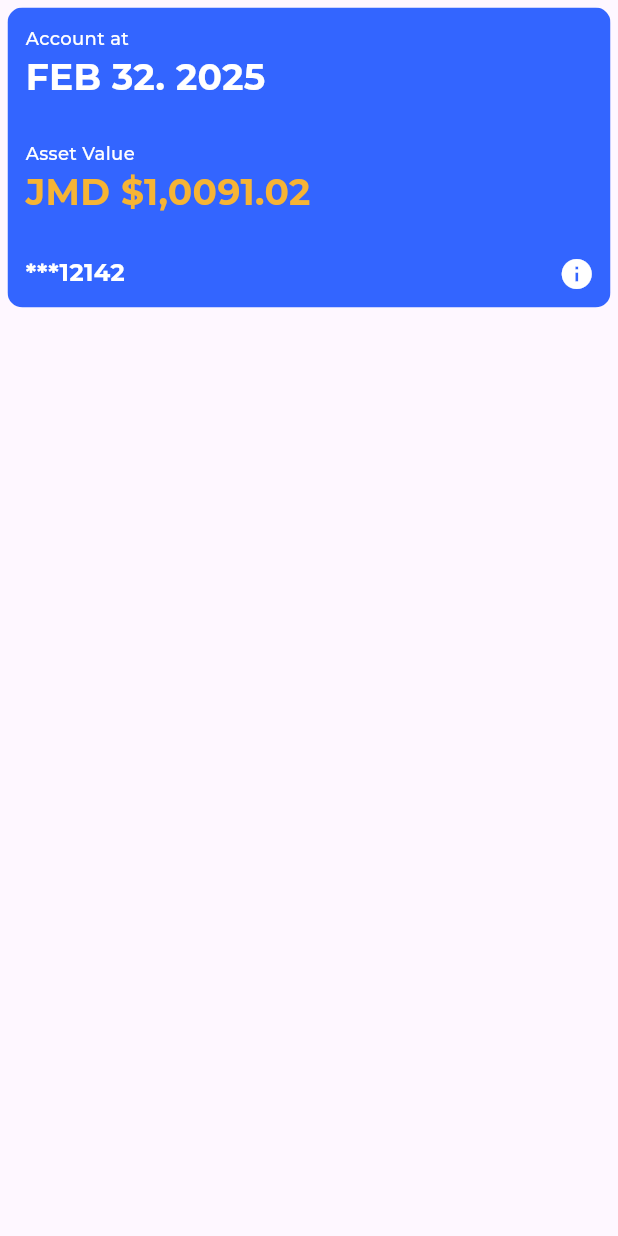
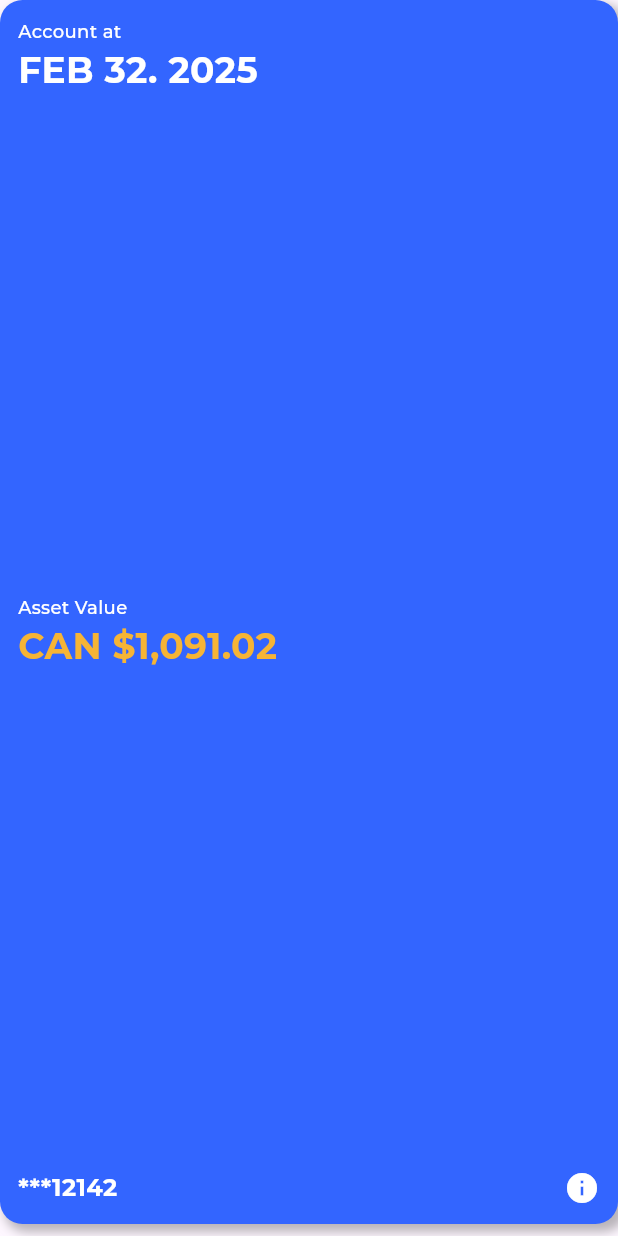
Before and after one commit to sirrom2005/proven_wealth, a Flutter app: the AccountCard widget shown alone on an empty page, opened directly, on a phone screen of 412 x 824 dp. Run offline on Flutter 3.47's test engine with Material 3 defaults, Android fonts, the phone set to English and light mode, and no system bars; our stand-ins replace cached_network_image, carousel_slider, fl_chart, flutter_widget_from_html, get_it, loading_overlay and 2 more; accounts and stored records are empty.

Commit message:
update account card

```diff
--- a/lib/Screens/Templates/AccountCard.dart
+++ b/lib/Screens/Templates/AccountCard.dart
@@ -23,33 +23,34 @@ class AccountCard extends StatelessWidget{
 
   @override
   Widget build(BuildContext context) {
-    Size size = MediaQuery.of(context).size;
-    double screenHeight = size.height;
-    double screenWidth = size.width;
-    double safePaddingTop = MediaQuery.of(context).padding.top;
 
     final List<AccountSummary> accountSummary = [
       AccountSummary(accountNumber: '***9090$pageNumber', accountValue: 'JMD \$4,500.72'),
-      AccountSummary(accountNumber: '***5678$pageNumber', accountValue: 'JMD \$12,123.12'),
-      AccountSummary(accountNumber: '***1214$pageNumber', accountValue: 'JMD \$1,0091.02')
+      AccountSummary(accountNumber: '***5678$pageNumber', accountValue: 'USD \$12,123.12'),
+      AccountSummary(accountNumber: '***1214$pageNumber', accountValue: 'CAN \$1,091.02')
     ];
 
     return Padding(
-      padding: const EdgeInsets.fromLTRB(5, 5, 5, 0),
+      padding: const EdgeInsets.fromLTRB(0, 0, 0, 8),
       child: InkWell(
         onTap: (){
           Navigator.push(context,
             MaterialPageRoute(builder: (context) => const AccountInfo()),
           );
         },
-        child: ClipRRect(
-          borderRadius: BorderRadius.circular(10),
-          child: Stack(
-            children: [
-              Container(
-                width: screenWidth,
-                height: 200,//Color(0xFF3365ff)
-                decoration: BoxDecoration(color: Color(0xFF3365ff)),
+        child: Container(
+          decoration: BoxDecoration(
+            color: Color(0xFF3365ff),
+            borderRadius: BorderRadius.all(Radius.circular(15)),
+            boxShadow: [
+              BoxShadow(
+                color: Colors.black.withAlpha(70), // Shadow color
+                spreadRadius:1, // How much the shadow should spread
+                blurRadius:5, // How blurry the shadow should be
+                offset: const Offset(4, 4), // Offset of the shadow from the container
+              ),
+            ],
+          ),
           child: Padding(
             padding: const EdgeInsets.all(12),
             child: Column(
@@ -59,40 +60,25 @@ class AccountCard extends StatelessWidget{
                 Column(
                   crossAxisAlignment: CrossAxisAlignment.start,
                   children: [
-                          Text('Account at', style: MyStyles.headerStyle2.copyWith(fontSize: 12)),
-                          Text('FEB 32. 2025', style: MyStyles.headerStyle1.copyWith(fontSize: 24))
+                    Text('Account at', style: MyStyles.headerStyle2.copyWith(fontSize: 12).copyWith(color: MyColors.white)),
+                    Text('FEB 32. 2025', style: MyStyles.headerStyle1.copyWith(fontSize: 24).copyWith(color: MyColors.white))
                   ],
                 ),
                 Column(
                   crossAxisAlignment: CrossAxisAlignment.start,
                   children: [
-                          Text('Asset Value', style: MyStyles.headerStyle2.copyWith(fontSize: 12)),
+                    Text('Asset Value', style: MyStyles.headerStyle2.copyWith(fontSize: 12).copyWith(color: MyColors.white)),
                     Text(accountSummary[pageNumber].accountValue, style: MyStyles.headerStyle1.copyWith(fontSize: 24, color: MyColors.appAccentColor))
                   ],
                 ),
-                      Text(accountSummary[pageNumber].accountNumber, style: MyStyles.headerStyle1.copyWith(fontSize: 16)),
+                Row(
+                  children: [
+                    Expanded(child: Text(accountSummary[pageNumber].accountNumber, style: MyStyles.headerStyle1.copyWith(fontSize: 16).copyWith(color: MyColors.white))),
+                    Icon(Icons.info, color: MyColors.white)
                   ],
                 ),
+              ],
             ),
-              ),
-              Positioned(
-                bottom: 10,
-                right: 10,
-                child: Container(
-                  // decoration: BoxDecoration(
-                  //   borderRadius: BorderRadius.all(Radius.circular(15.0)),
-                  //   color: MyColors.white,
-                  // ),
-                  width: 25,
-                  height: 25,
-                  child: Icon(Icons.info, color: MyColors.white)
-                  // Padding(
-                  //   padding: const EdgeInsets.fromLTRB(0, 3.5, 0, 0),
-                  //   child: Text('$pageNumber', style: TextStyle(fontSize:12, fontWeight: FontWeight.bold), textAlign: TextAlign.center,),
-                  // ),
-                )
-              )
-            ],
           ),
         ),
       ),
```
Lines whose indentation alone changed are shown as unchanged.
